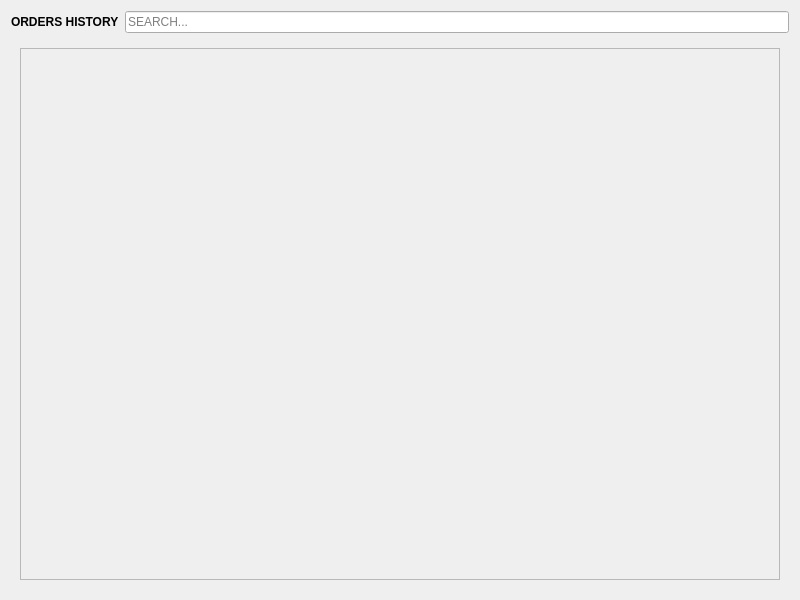
Above: pages/orderspage.ui from pamugk/nebulae-qt before the change. Below: the same form after it.
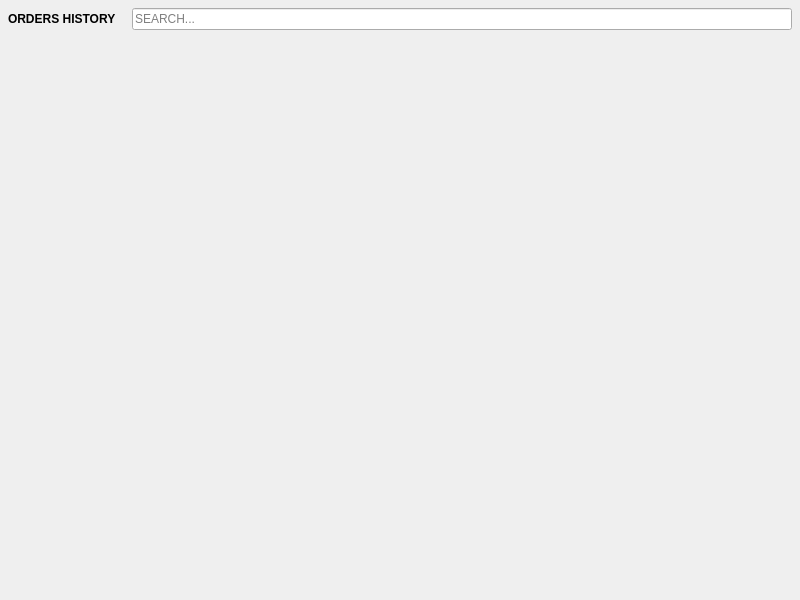
That is the form after the change.

The edit to the form file:
```diff
--- a/pages/orderspage.ui
+++ b/pages/orderspage.ui
@@ -14,6 +14,21 @@
    <string>Form</string>
   </property>
   <layout class="QGridLayout" name="gridLayout">
+   <property name="leftMargin">
+    <number>8</number>
+   </property>
+   <property name="topMargin">
+    <number>8</number>
+   </property>
+   <property name="rightMargin">
+    <number>8</number>
+   </property>
+   <property name="bottomMargin">
+    <number>8</number>
+   </property>
+   <property name="spacing">
+    <number>16</number>
+   </property>
    <item row="0" column="0">
     <widget class="QLabel" name="label">
      <property name="font">
@@ -36,9 +51,30 @@
    <item row="1" column="0" colspan="2">
     <widget class="QStackedWidget" name="stackedWidget">
      <widget class="QWidget" name="resultsPage">
-      <layout class="QVBoxLayout" name="verticalLayout">
+      <layout class="QVBoxLayout" name="resultsPageLayout">
+       <property name="spacing">
+        <number>0</number>
+       </property>
+       <property name="leftMargin">
+        <number>0</number>
+       </property>
+       <property name="topMargin">
+        <number>32</number>
+       </property>
+       <property name="rightMargin">
+        <number>0</number>
+       </property>
+       <property name="bottomMargin">
+        <number>16</number>
+       </property>
        <item>
         <widget class="QScrollArea" name="resultsScrollArea">
+         <property name="styleSheet">
+          <string notr="true">QScrollArea
+{
+	border: none;
+}</string>
+         </property>
          <property name="widgetResizable">
           <bool>true</bool>
          </property>
@@ -47,10 +83,27 @@
            <rect>
             <x>0</x>
             <y>0</y>
-            <width>762</width>
-            <height>531</height>
+            <width>784</width>
+            <height>495</height>
            </rect>
           </property>
+          <layout class="QVBoxLayout" name="resultsScrollContentsLayout">
+           <property name="spacing">
+            <number>16</number>
+           </property>
+           <property name="leftMargin">
+            <number>24</number>
+           </property>
+           <property name="topMargin">
+            <number>0</number>
+           </property>
+           <property name="rightMargin">
+            <number>8</number>
+           </property>
+           <property name="bottomMargin">
+            <number>0</number>
+           </property>
+          </layout>
          </widget>
         </widget>
        </item>
```
Left out of the diff: 34 changed lines with no effect on the pictures.
